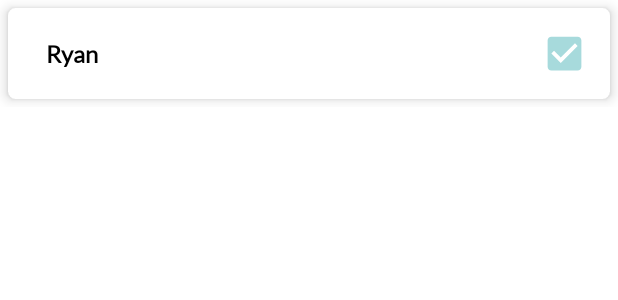
After one commit to evelynhasama/BucketBuds, an Android app: the layout item_activity.xml on its own in the app's theme, with its tools: preview values and no code run, on a phone screen of 412 x 824 dp. The commit adds this screen. Shown: the top 300 px of the screen. Run offline under Robolectric (Android 15) with nearby library versions, the phone set to English and light mode, and no system bars.

Commit message:
form skeleton of bucket list activities screen, new ActivityObj class

```diff
--- a/app/src/main/java/com/evelynhasama/bucketbuds/BucketFriendsAdapter.java
+++ b/app/src/main/java/com/evelynhasama/bucketbuds/BucketFriendsAdapter.java
@@ -143,7 +143,7 @@ public class BucketFriendsAdapter extends RecyclerView.Adapter<RecyclerView.View
             tvUsername = v.findViewById(R.id.tvUsernameIAF);
             tvFirstName = v.findViewById(R.id.tvFirstNameIAF);
             tvLastName = v.findViewById(R.id.tvLastNameIAF);
-            ivUpdateFriend = v.findViewById(R.id.ivAddFriendIAF);
+            ivUpdateFriend = v.findViewById(R.id.ivCheckBoxFBA);
 
         }
     }
--- a/app/src/main/java/com/evelynhasama/bucketbuds/BucketsFragment.java
+++ b/app/src/main/java/com/evelynhasama/bucketbuds/BucketsFragment.java
@@ -77,7 +77,7 @@ public class BucketsFragment extends Fragment {
         rvBuckets.setLayoutManager(new GridLayoutManager(getContext(), 3));
 
         bucketLists = new ArrayList<>();
-        adapter = new BucketListAdapter(getContext(), bucketLists, selectedFilterID);
+        adapter = new BucketListAdapter(getContext(), bucketLists, selectedFilterID, getActivity());
         rvBuckets.setAdapter(adapter);
 
         getBuckets();
--- a/app/src/main/java/com/evelynhasama/bucketbuds/CreateBucketFragment.java
+++ b/app/src/main/java/com/evelynhasama/bucketbuds/CreateBucketFragment.java
@@ -79,7 +79,7 @@ public class CreateBucketFragment extends Fragment {
         view = inflater.inflate(R.layout.fragment_create_bucket, container, false);
         etBucketName = view.findViewById(R.id.etBucketNameFCB);
         etBucketDescription = view.findViewById(R.id.etBucketDescriptionFCB);
-        rvBucketFriends = view.findViewById(R.id.rvBucketFriendsFCB);
+        rvBucketFriends = view.findViewById(R.id.rvActivitiesFBA);
         ivBucketImage = view.findViewById(R.id.ivBucketImageFCB);
 
         Glide.with(getContext()).load(R.drawable.bucket_placeholder).centerCrop().into(ivBucketImage);
--- a/app/src/main/java/com/evelynhasama/bucketbuds/FriendsAdapter.java
+++ b/app/src/main/java/com/evelynhasama/bucketbuds/FriendsAdapter.java
@@ -95,7 +95,7 @@ public class FriendsAdapter extends RecyclerView.Adapter<FriendsAdapter.ViewHold
                 tvUsername = itemView.findViewById(R.id.tvUsernameIAF);
                 tvFirstName = itemView.findViewById(R.id.tvFirstNameIAF);
                 tvLastName = itemView.findViewById(R.id.tvLastNameIAF);
-                ivAddFriend = itemView.findViewById(R.id.ivAddFriendIAF);
+                ivAddFriend = itemView.findViewById(R.id.ivCheckBoxFBA);
             }
         }
 
--- a/app/src/main/java/com/evelynhasama/bucketbuds/ParseApplication.java
+++ b/app/src/main/java/com/evelynhasama/bucketbuds/ParseApplication.java
@@ -30,6 +30,7 @@ public class ParseApplication extends Application {
 
         ParseObject.registerSubclass(UserPub.class);
         ParseObject.registerSubclass(BucketList.class);
+        ParseObject.registerSubclass(ActivityObj.class);
 
         // set applicationId, and server server based on the values in the back4app settings.
         // any network interceptors must be added with the Configuration Builder given this syntax
--- /dev/null
+++ b/app/src/main/res/drawable/ic_checked_box.xml
@@ -0,0 +1,10 @@
+<vector xmlns:android="http://schemas.android.com/apk/res/android"
+    android:width="24dp"
+    android:height="24dp"
+    android:viewportWidth="24"
+    android:viewportHeight="24"
+    android:tint="?attr/colorControlNormal">
+  <path
+      android:fillColor="@android:color/white"
+      android:pathData="M19,3L5,3c-1.11,0 -2,0.9 -2,2v14c0,1.1 0.89,2 2,2h14c1.11,0 2,-0.9 2,-2L21,5c0,-1.1 -0.89,-2 -2,-2zM10,17l-5,-5 1.41,-1.41L10,14.17l7.59,-7.59L19,8l-9,9z"/>
+</vector>
--- a/app/src/main/res/layout/fragment_create_bucket.xml
+++ b/app/src/main/res/layout/fragment_create_bucket.xml
@@ -44,7 +44,7 @@
         android:textStyle="bold" />
 
     <androidx.recyclerview.widget.RecyclerView
-        android:id="@+id/rvBucketFriendsFCB"
+        android:id="@+id/rvActivitiesFBA"
         android:layout_width="match_parent"
         android:layout_height="match_parent"
         android:layout_below="@+id/etBucketDescriptionFCB"
--- /dev/null
+++ b/app/src/main/res/layout/item_activity.xml
@@ -0,0 +1,47 @@
+<?xml version="1.0" encoding="utf-8"?>
+
+<LinearLayout xmlns:android="http://schemas.android.com/apk/res/android"
+    xmlns:card_view="http://schemas.android.com/apk/res-auto"
+    android:layout_width="match_parent"
+    android:layout_height="wrap_content"
+    xmlns:tools="http://schemas.android.com/tools"
+    android:orientation="vertical">
+
+<androidx.cardview.widget.CardView
+    android:layout_width="match_parent"
+    android:layout_height="wrap_content"
+    android:layout_margin="5dp"
+    card_view:cardCornerRadius="5dp"
+    card_view:cardElevation="5dp"
+    card_view:cardUseCompatPadding="false">
+
+    <RelativeLayout
+        android:layout_width="match_parent"
+        android:layout_height="wrap_content"
+        android:layout_margin="5dp">
+
+        <TextView
+            android:id="@+id/tvFirstNameIAF"
+            android:layout_width="wrap_content"
+            android:layout_height="wrap_content"
+            android:layout_alignParentStart="true"
+            android:layout_alignParentTop="true"
+            android:layout_marginStart="20dp"
+            android:layout_marginTop="15dp"
+            android:textColor="@android:color/black"
+            android:textSize="16sp"
+            android:textStyle="bold"
+            tools:text="Ryan" />
+
+        <ImageView
+            android:id="@+id/ivCheckBoxFBA"
+            android:layout_width="30dp"
+            android:layout_height="30dp"
+            android:layout_alignParentEnd="true"
+            android:layout_marginVertical="10dp"
+            android:layout_marginEnd="10dp"
+            card_view:srcCompat="@drawable/ic_checked_box" />
+
+            </RelativeLayout>
+        </androidx.cardview.widget.CardView>
+    </LinearLayout>
--- a/app/src/main/res/layout/item_add_friend.xml
+++ b/app/src/main/res/layout/item_add_friend.xml
@@ -68,7 +68,7 @@
                 tools:text="someone" />
 
             <ImageView
-                android:id="@+id/ivAddFriendIAF"
+                android:id="@+id/ivCheckBoxFBA"
                 android:layout_width="30dp"
                 android:layout_height="30dp"
                 android:layout_alignParentEnd="true"
--- a/app/src/main/res/values/strings.xml
+++ b/app/src/main/res/values/strings.xml
@@ -19,7 +19,6 @@
     <string name="bio">bio...</string>
     <string name="cancel">Cancel</string>
     <string name="save">Save</string>
-    <!-- TODO: Remove or change this placeholder text -->
     <string name="hello_blank_fragment">Hello blank fragment</string>
     <string name="bucket_list_name">bucket list name</string>
     <string name="describe_your_bucket_list">describe your bucket list</string>
```
Also changed, not shown: app/src/main/java/com/evelynhasama/bucketbuds/ActivityObj.java (added, +75 -0 lines), app/src/main/java/com/evelynhasama/bucketbuds/BucketActivitiesFragment.java (added, +61 -0 lines), app/src/main/java/com/evelynhasama/bucketbuds/BucketList.java (+15 -0 lines), app/src/main/java/com/evelynhasama/bucketbuds/BucketListAdapter.java (+10 -4 lines), app/src/main/res/drawable/ic_unchecked_box.xml (added, +10 -0 lines), app/src/main/res/layout/fragment_bucket_activities.xml (added, +107 -0 lines), app/src/main/res/layout/item_bucket_friend_circle.xml (added, +34 -0 lines).
